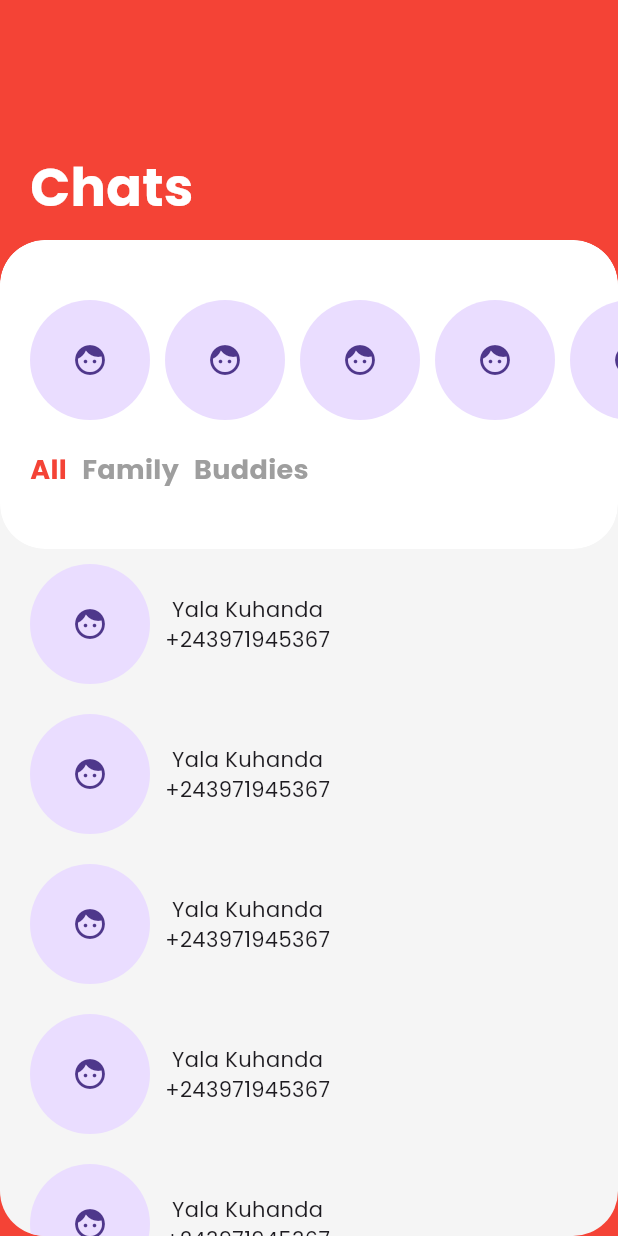
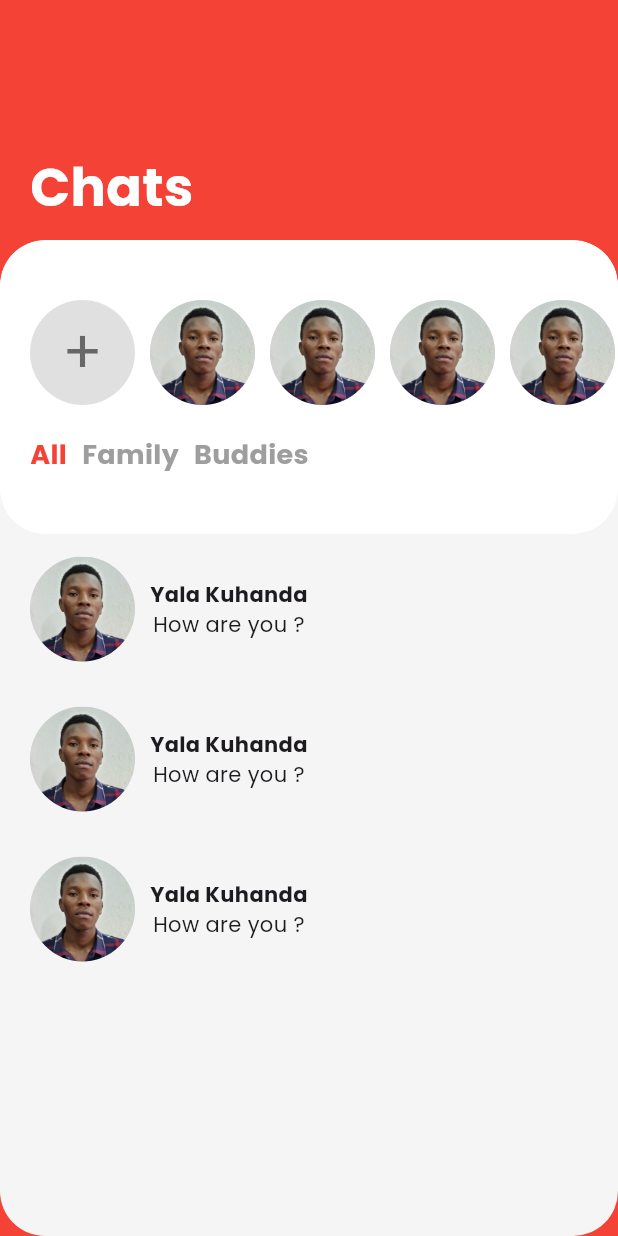
Before and after one commit to Optimus-ged/youtube-flutter-tutorials, a Flutter app: the screen it shows after launch, on a phone screen of 412 x 824 dp. Run offline on Flutter 3.47's test engine with Material 2 defaults, Android fonts, the phone set to English and light mode, and no system bars.

Commit message:
chat application created successfully

```diff
--- a/lib/main.dart
+++ b/lib/main.dart
@@ -1,5 +1,6 @@
 import 'package:flutter/material.dart';
-import 'package:landing_and_login_screen/pages/chat_page.dart';
+
+import 'pages/chat_page.dart';
 
 void main() {
   runApp(const MyApp());
--- a/lib/pages/chat_page.dart
+++ b/lib/pages/chat_page.dart
@@ -1,4 +1,5 @@
 import 'package:flutter/material.dart';
+import 'conversation_page.dart';
 
 class ChatPage extends StatelessWidget {
   const ChatPage({super.key});
@@ -38,7 +39,7 @@ class ChatPage extends StatelessWidget {
                   ),
                   child: ListView.builder(
                     padding: const EdgeInsets.only(bottom: 100),
-                    itemCount: 10,
+                    itemCount: 4,
                     itemBuilder: (context, index) {
                       if (index == 0) {
                         return ClipRRect(
@@ -59,14 +60,36 @@ class ChatPage extends StatelessWidget {
                                     scrollDirection: Axis.horizontal,
                                     child: Row(
                                       children: List.generate(
-                                        20,
-                                        (index) => const Padding(
+                                        10,
+                                        (index) {
+                                          if (index == 0) {
+                                            return Padding(
+                                              padding: const EdgeInsets.only(
+                                                  right: 10),
+                                              child: CircleAvatar(
+                                                radius: 35,
+                                                backgroundColor:
+                                                    Colors.grey[300]!,
+                                                child: const Text(
+                                                  "+",
+                                                  style: TextStyle(
+                                                    fontSize: 40,
+                                                    color: Colors.black54,
+                                                  ),
+                                                ),
+                                              ),
+                                            );
+                                          }
+                                          return const Padding(
                                             padding: EdgeInsets.only(right: 10),
                                             child: CircleAvatar(
-                                            radius: 40,
-                                            child: Icon(Icons.face),
+                                              radius: 35,
+                                              backgroundImage: AssetImage(
+                                                "assets/images/yala.jpg",
                                               ),
                                             ),
+                                          );
+                                        },
                                       ),
                                     ),
                                   ),
@@ -110,25 +133,41 @@ class ChatPage extends StatelessWidget {
                           ),
                         );
                       }
-                      return const Padding(
+                      return GestureDetector(
+                        onTap: () {
+                          Navigator.of(context).push(
+                            MaterialPageRoute(
+                              builder: (context) => const ConversationPage(),
+                            ),
+                          );
+                        },
+                        child: const Padding(
                           padding: EdgeInsets.symmetric(horizontal: 20),
                           child: SizedBox(
                             height: 100,
                             child: Row(
                               children: [
                                 CircleAvatar(
-                                radius: 40,
-                                child: Icon(Icons.face),
+                                  radius: 35,
+                                  backgroundImage: AssetImage(
+                                    "assets/images/yala.jpg",
+                                  ),
                                 ),
                                 SizedBox(width: 10),
                                 Column(
                                   mainAxisAlignment: MainAxisAlignment.center,
                                   children: [
-                                  Text("Yala Kuhanda"),
-                                  Text("+243971945367")
+                                    Text(
+                                      "Yala Kuhanda",
+                                      style: TextStyle(
+                                        fontWeight: FontWeight.bold,
+                                      ),
+                                    ),
+                                    Text("How are you ?")
                                   ],
                                 )
                               ],
+                            ),
                           ),
                         ),
                       );
```
Also changed, not shown: lib/pages/conversation_page.dart (added, +215 -0 lines), assets/images/yala.jpg (added). Lines whose indentation alone changed are shown as unchanged.
